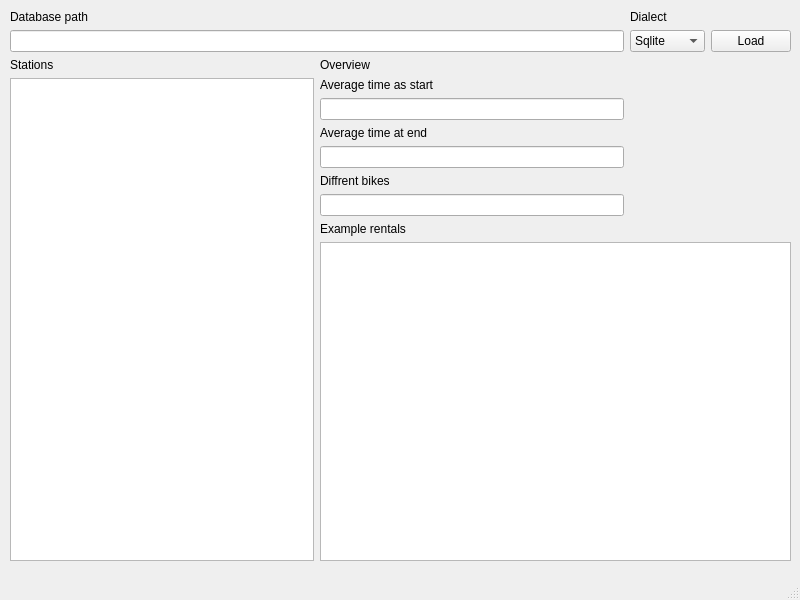
Qt form l10/MainWindow.ui (Tysek64/JSnieJS) before a commit.
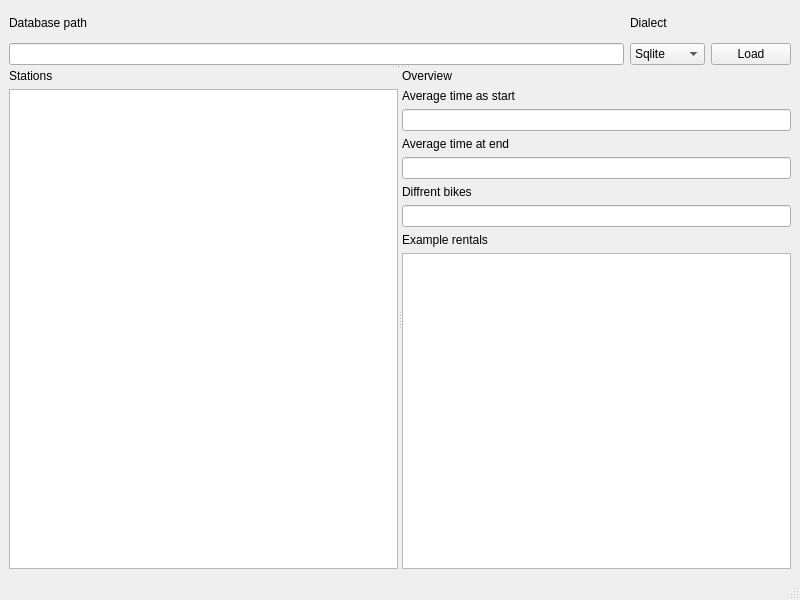
The same form after that commit.

Patch:
```diff
--- a/l10/MainWindow.ui
+++ b/l10/MainWindow.ui
@@ -14,38 +14,39 @@
    <string>MainWindow</string>
   </property>
   <widget class="QWidget" name="centralwidget">
-   <widget class="QWidget" name="layoutWidget">
-    <property name="geometry">
-     <rect>
-      <x>10</x>
-      <y>10</y>
-      <width>781</width>
-      <height>551</height>
-     </rect>
-    </property>
+   <layout class="QGridLayout" name="gridLayout_2">
+    <item row="0" column="0">
+     <widget class="QSplitter" name="splitter_2">
+      <property name="orientation">
+       <enum>Qt::Orientation::Vertical</enum>
+      </property>
+      <widget class="QWidget" name="layoutWidget">
     <layout class="QGridLayout" name="gridLayout">
-     <property name="sizeConstraint">
-      <enum>QLayout::SizeConstraint::SetDefaultConstraint</enum>
-     </property>
      <item row="0" column="0">
       <widget class="QLabel" name="label">
+          <property name="sizePolicy">
+           <sizepolicy hsizetype="Minimum" vsizetype="Minimum">
+            <horstretch>0</horstretch>
+            <verstretch>0</verstretch>
+           </sizepolicy>
+          </property>
        <property name="text">
         <string>Database path</string>
        </property>
       </widget>
      </item>
-     <item row="0" column="2">
+        <item row="0" column="1">
       <widget class="QLabel" name="label_3">
        <property name="text">
         <string>Dialect</string>
        </property>
       </widget>
      </item>
-     <item row="1" column="0" colspan="2">
-      <widget class="QLineEdit" name="databaseSelector"/>
-     </item>
-     <item row="1" column="2">
-      <widget class="QComboBox" name="dialectSelector">
+        <item row="1" column="0">
+         <widget class="QLineEdit" name="databasePath"/>
+        </item>
+        <item row="1" column="1">
+         <widget class="QComboBox" name="dialectBox">
        <item>
         <property name="text">
          <string>Sqlite</string>
@@ -58,101 +59,111 @@
        </item>
       </widget>
      </item>
-     <item row="1" column="3">
+        <item row="1" column="2">
       <widget class="QPushButton" name="loadButton">
        <property name="text">
         <string>Load</string>
        </property>
       </widget>
      </item>
-     <item row="2" column="0">
+       </layout>
+      </widget>
+      <widget class="QSplitter" name="splitter">
+       <property name="orientation">
+        <enum>Qt::Orientation::Horizontal</enum>
+       </property>
+       <widget class="QWidget" name="layoutWidget">
+        <layout class="QVBoxLayout" name="verticalLayout_2">
+         <item>
       <widget class="QLabel" name="label_2">
        <property name="text">
         <string>Stations</string>
        </property>
       </widget>
      </item>
-     <item row="2" column="1">
+         <item>
+          <widget class="QListWidget" name="stationList">
+           <property name="isWrapping" stdset="0">
+            <bool>true</bool>
+           </property>
+          </widget>
+         </item>
+        </layout>
+       </widget>
+       <widget class="QWidget" name="layoutWidget">
+        <layout class="QVBoxLayout" name="verticalLayout">
+         <item>
       <widget class="QLabel" name="label_4">
        <property name="text">
         <string>Overview</string>
        </property>
       </widget>
      </item>
-     <item row="3" column="1">
+         <item>
       <widget class="QLabel" name="label_5">
        <property name="text">
         <string>Average time as start</string>
        </property>
       </widget>
      </item>
-     <item row="4" column="1">
+         <item>
       <widget class="QLineEdit" name="avgTimeStart">
        <property name="readOnly">
         <bool>true</bool>
        </property>
       </widget>
      </item>
-     <item row="5" column="1">
+         <item>
       <widget class="QLabel" name="label_6">
        <property name="text">
         <string>Average time at end</string>
        </property>
       </widget>
      </item>
-     <item row="6" column="1">
-      <widget class="QLineEdit" name="avgEndTime">
+         <item>
+          <widget class="QLineEdit" name="avgTimeEnd">
        <property name="readOnly">
         <bool>true</bool>
        </property>
       </widget>
      </item>
-     <item row="7" column="1">
+         <item>
       <widget class="QLabel" name="label_7">
        <property name="text">
         <string>Diffrent bikes</string>
        </property>
       </widget>
      </item>
-     <item row="8" column="1">
-      <widget class="QLineEdit" name="differentBikes">
+         <item>
+          <widget class="QLineEdit" name="diffBikes">
        <property name="readOnly">
         <bool>true</bool>
        </property>
       </widget>
      </item>
-     <item row="9" column="1">
+         <item>
       <widget class="QLabel" name="label_8">
        <property name="text">
         <string>Example rentals</string>
        </property>
       </widget>
      </item>
-     <item row="3" column="0" rowspan="8">
-      <widget class="QListWidget" name="stationList">
+         <item>
+          <widget class="QListWidget" name="rentalsList">
        <property name="isWrapping" stdset="0">
-        <bool>true</bool>
-       </property>
-      </widget>
-     </item>
-     <item row="10" column="1" colspan="3">
-      <widget class="QListWidget" name="exampleRentals">
-       <property name="sizeAdjustPolicy">
-        <enum>QAbstractScrollArea::SizeAdjustPolicy::AdjustToContents</enum>
-       </property>
-       <property name="isWrapping" stdset="0">
-        <bool>true</bool>
-       </property>
-       <property name="uniformItemSizes">
         <bool>false</bool>
        </property>
-       <property name="itemAlignment">
-        <set>Qt::AlignmentFlag::AlignLeading</set>
+           <property name="layoutMode">
+            <enum>QListView::LayoutMode::Batched</enum>
        </property>
       </widget>
      </item>
     </layout>
    </widget>
+      </widget>
+     </widget>
+    </item>
+   </layout>
   </widget>
   <widget class="QMenuBar" name="menubar">
    <property name="geometry">
```
Left out of the diff: 2 changed lines with no effect on the pictures. Lines whose indentation alone changed are shown as unchanged.
